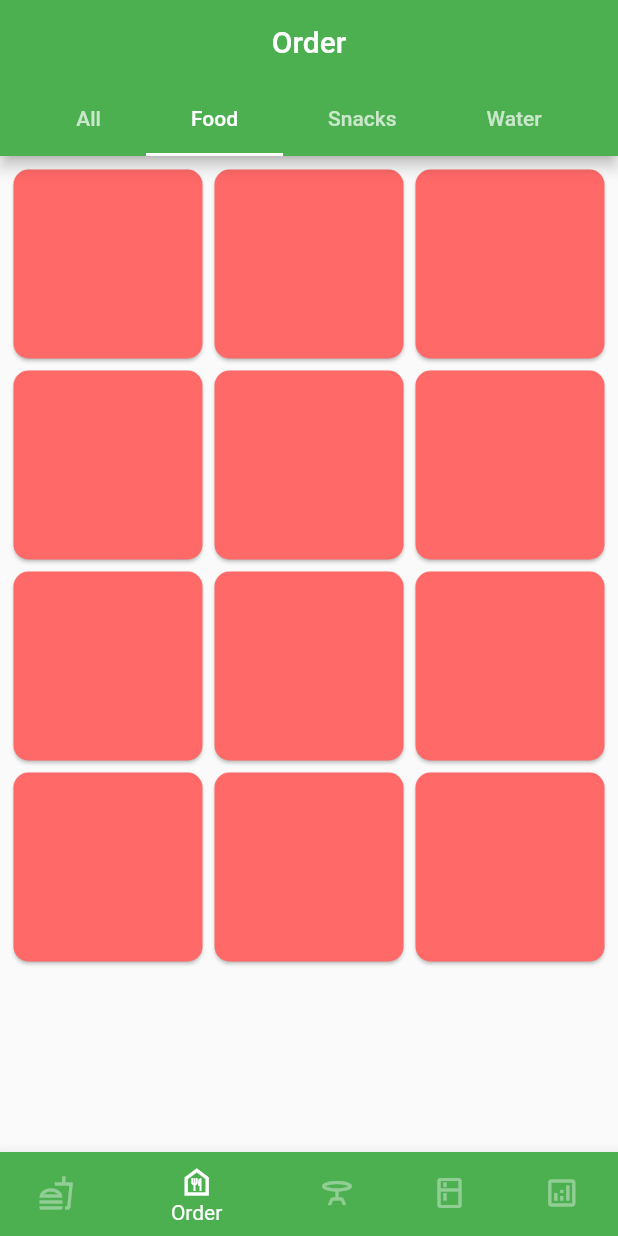
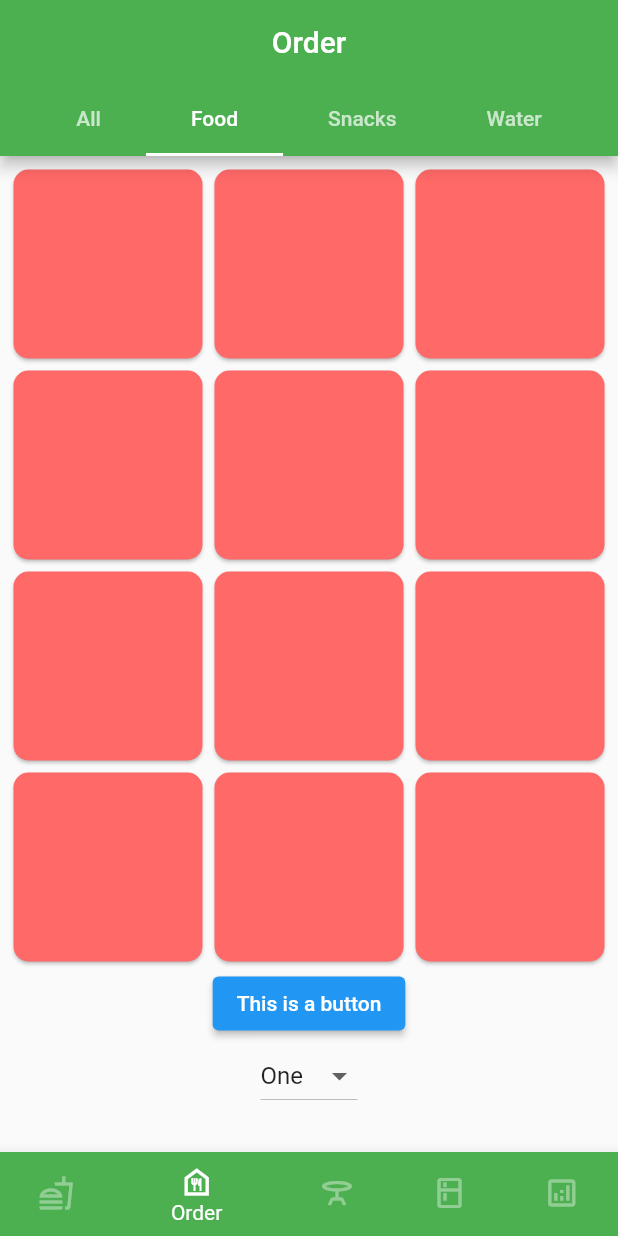
Before and after one commit to samartchai/food_service, a Flutter app: the screen it shows after launch, item 2 of the bottom bar chosen, on a phone screen of 412 x 824 dp. Run offline on Flutter 3.47's test engine with Material 2 defaults, Android fonts, the phone set to English and light mode, and no system bars; our stand-ins replace get.

Commit message:
add elevated button and dropdown in order screen food tab

```diff
--- a/lib/view/order_page.dart
+++ b/lib/view/order_page.dart
@@ -1,4 +1,7 @@
 import 'package:flutter/material.dart';
+import 'package:get/get.dart';
+
+import '../controller/bottom_navigation_controller.dart';
 
 class OrderPage extends StatefulWidget {
   const OrderPage({Key? key}) : super(key: key);
@@ -58,12 +61,14 @@ class _OrderPageState extends State<OrderPage> {
           ),
           body: TabBarView(
             children: [
+              // all
               Center(
                 child: Padding(
                   padding: const EdgeInsets.all(5.0),
                   child: GridView.builder(
                     itemCount: data.length,
-                    gridDelegate: const SliverGridDelegateWithFixedCrossAxisCount(
+                    gridDelegate:
+                        const SliverGridDelegateWithFixedCrossAxisCount(
                       crossAxisCount: 3,
                     ),
                     itemBuilder: (context, index) {
@@ -76,87 +81,113 @@ class _OrderPageState extends State<OrderPage> {
                   ),
                 ),
               ),
+              // food
+              SingleChildScrollView(
+                child: Padding(
+                  padding: const EdgeInsets.all(5.0),
+                  child: Column(
+                    children: [
+                      // grid view
+                      GridView.builder(
+                        itemCount: data.length,
+                        gridDelegate:
+                            const SliverGridDelegateWithFixedCrossAxisCount(
+                          crossAxisCount: 3,
+                        ),
+                        shrinkWrap: true,
+                        physics: ScrollPhysics(),
+                        itemBuilder: (context, index) {
+                          return Card(
+                            color: data[index]["color"],
+                            shape: RoundedRectangleBorder(
+                              borderRadius: BorderRadius.circular(10),
+                            ),
+                          );
+                        },
+                      ),
+
+                      // elevated button
+                      ElevatedButton(
+                        onPressed: () {
+                          // do something
+                        },
+                        child: const Text("This is a button"),
+                      ),
+                      // dropdown
+                      GetBuilder<BottomNavigationController>(
+                        builder: (controller) {
+                          return DropdownButton(
+                            value: controller.dropdownValue.value,
+                            items: const [
+                              DropdownMenuItem<String>(
+                                value: 'one',
+                                child: Text("One"),
+                              ),
+                              DropdownMenuItem<String>(
+                                value: 'two',
+                                child: Text("Two"),
+                              ),
+                              DropdownMenuItem<String>(
+                                value: 'three',
+                                child: Text("Three"),
+                              )
+                            ],
+                            onChanged: (value) {
+                              // set value here
+                              controller.dropdownValue.value = value!;
+                              controller.update();
+                            },
+                          );
+                        },
+                      )
+                    ],
+                  ),
+                ),
+              ),
+              // snack
               Center(
                 child: Padding(
                   padding: const EdgeInsets.all(5.0),
                   child: GridView.builder(
                     itemCount: data.length,
-                    gridDelegate: const SliverGridDelegateWithFixedCrossAxisCount(
+                    gridDelegate:
+                        const SliverGridDelegateWithFixedCrossAxisCount(
                       crossAxisCount: 3,
                     ),
                     itemBuilder: (context, index) {
                       return Card(
                         color: data[index]["color"],
                         shape: RoundedRectangleBorder(
-                            borderRadius: BorderRadius.circular(10)),
+                          borderRadius: BorderRadius.circular(10),
+                        ),
                       );
                     },
                   ),
                 ),
               ),
+              // water
               Center(
                 child: Padding(
                   padding: const EdgeInsets.all(5.0),
                   child: GridView.builder(
                     itemCount: data.length,
-                    gridDelegate: const SliverGridDelegateWithFixedCrossAxisCount(
+                    gridDelegate:
+                        const SliverGridDelegateWithFixedCrossAxisCount(
                       crossAxisCount: 3,
                     ),
                     itemBuilder: (context, index) {
                       return Card(
                         color: data[index]["color"],
                         shape: RoundedRectangleBorder(
-                            borderRadius: BorderRadius.circular(10)),
+                          borderRadius: BorderRadius.circular(10),
+                        ),
                       );
                     },
                   ),
                 ),
               ),
-              Center(
-                child: Padding(
-                  padding: const EdgeInsets.all(5.0),
-                  child: GridView.builder(
-                    itemCount: data.length,
-                    gridDelegate: const SliverGridDelegateWithFixedCrossAxisCount(
-                      crossAxisCount: 3,
-                    ),
-                    itemBuilder: (context, index) {
-                      return Card(
-                        color: data[index]["color"],
-                        shape: RoundedRectangleBorder(
-                            borderRadius: BorderRadius.circular(10)),
-                      );
-                    },
-                  ),
-                ),
-              ),
-              // Row(
-              //   mainAxisAlignment: MainAxisAlignment.center,
-              //   children: <Widget>[
-              //     SizedBox(
-              //       width: 150,
-              //       height: 50,
-              //       child: ElevatedButton(
-              //         child: Text('Cart'),
-              //         onPressed: () {},
-              //       ),
-              //     ),
-              //     SizedBox(
-              //       width: 150,
-              //       height: 50,
-              //       child: ElevatedButton(
-              //         child: Text('Cart'),
-              //         onPressed: () {},
-              //       ),
-              //     ),
-              //   ],
-              // ),
             ],
-          )
-          // body: Center(
-          //] child:
-
-          ),
+          )),
     );
   }
 }
```
